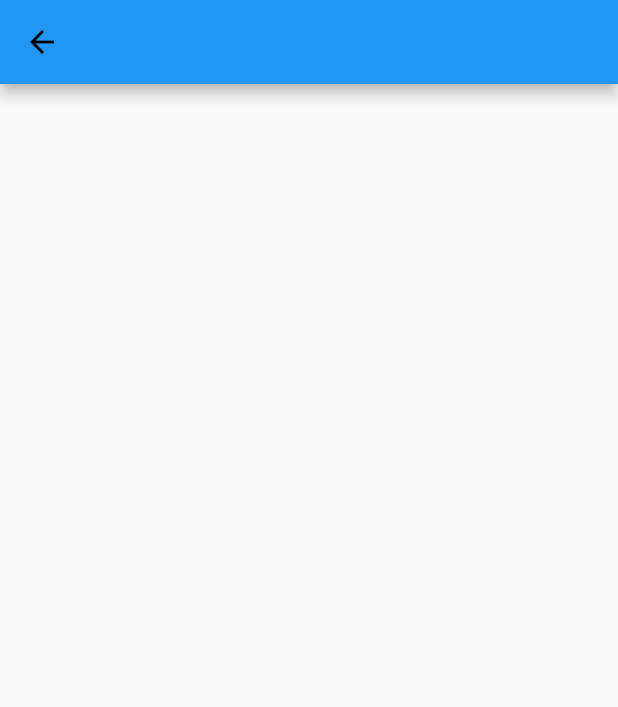
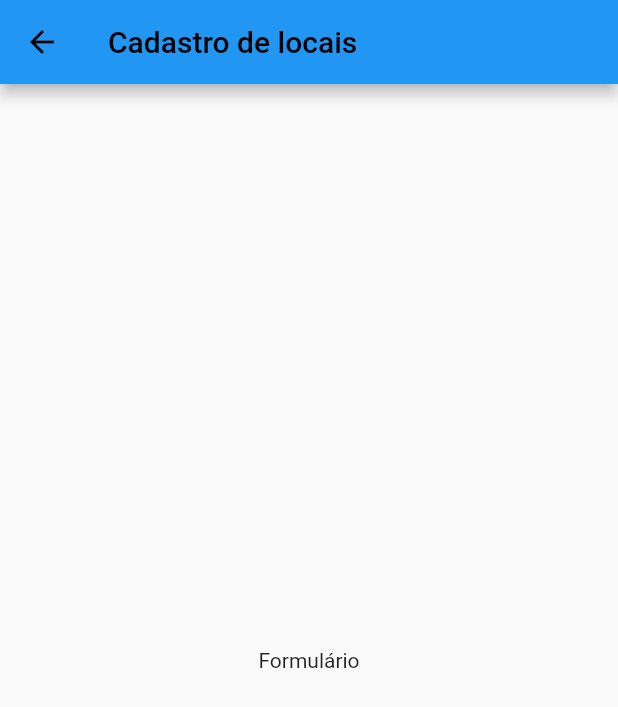
Before and after one commit to e-medeiros1/great_places, a Flutter app: the PlaceFormScreen screen opened directly, on a phone screen of 412 x 824 dp. Shown: the top 707 px of the screen. Run offline on Flutter 3.47's test engine with Material 2 defaults, Android fonts, the phone set to English and light mode, and no system bars.

Commit message:
Adds a form page

```diff
--- a/lib/screens/place_form_screen.dart
+++ b/lib/screens/place_form_screen.dart
@@ -1,19 +1,22 @@
 import 'package:flutter/material.dart';
 
 class PlaceFormScreen extends StatefulWidget {
-
-  const PlaceFormScreen({ Key? key }) : super(key: key);
+  const PlaceFormScreen({Key? key}) : super(key: key);
 
   @override
   State<PlaceFormScreen> createState() => _PlaceFormScreenState();
 }
 
 class _PlaceFormScreenState extends State<PlaceFormScreen> {
-   @override
-   Widget build(BuildContext context) {
-       return Scaffold(
-           appBar: AppBar(title: const Text(''),),
-           body: Container(),
-       );
+  @override
+  Widget build(BuildContext context) {
+    return Scaffold(
+      appBar: AppBar(
+        title: const Text('Cadastro de locais'),
+      ),
+      body: Container(
+        child: Center(child: Text('Formulário')),
+      ),
+    );
   }
 }
```
